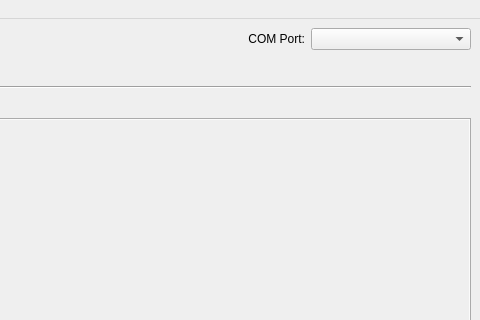
TeamOpenFIRE/OpenFIRE-App, file src/appmainwindow.ui: the form before one commit; both pictures show x 500 to 980 and y 0 to 320 of the 980 by 832 pixel window.
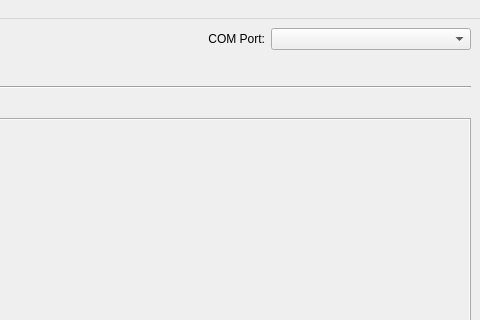
The form after the commit. Icons and pictures are not drawn.

Commit message: Save and use iterator to current board maps on sync; tweak com port selector text

```diff
--- a/src/appmainwindow.ui
+++ b/src/appmainwindow.ui
@@ -55,14 +55,11 @@
       </item>
       <item>
        <widget class="QComboBox" name="comPortSelector">
-        <property name="minimumSize">
-         <size>
-          <width>160</width>
-          <height>0</height>
-         </size>
+        <property name="sizeAdjustPolicy">
+         <enum>QComboBox::AdjustToContents</enum>
         </property>
         <property name="placeholderText">
-         <string>[No devices detected]</string>
+         <string>[No devices currently available]</string>
         </property>
        </widget>
       </item>
```
Left out of the diff: 2 changed lines with no effect on the pictures. The commit also changes 2 other files.
